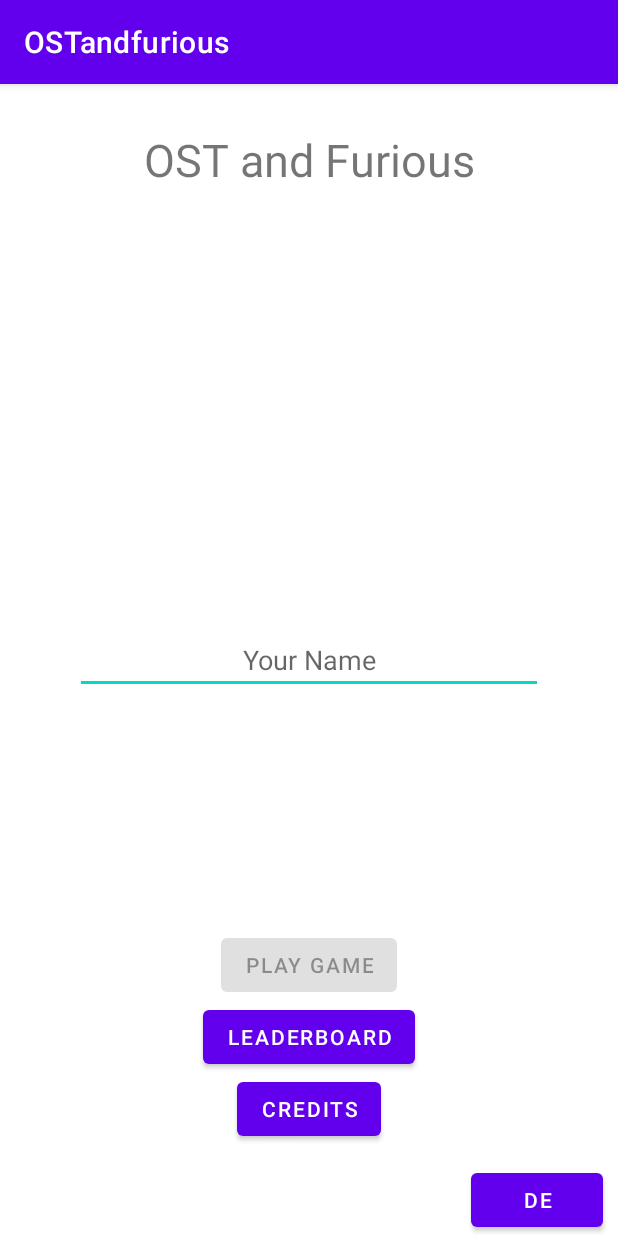
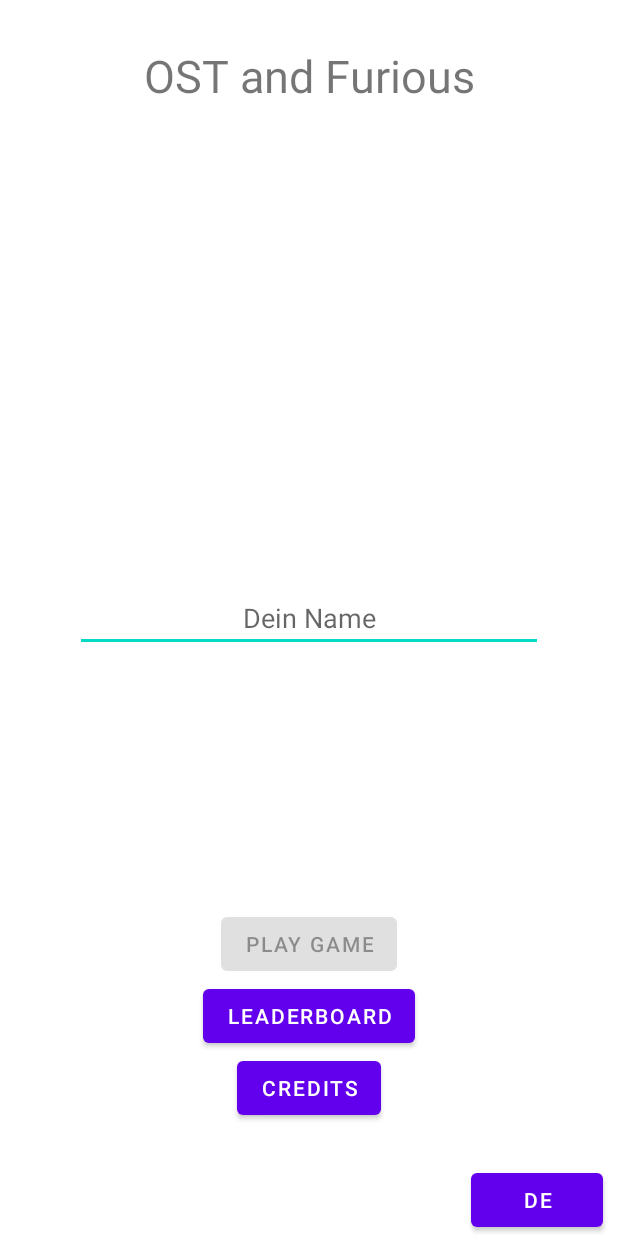
Before and after one commit to Carniv0re/OSTandfurious, an Android app: the screen it shows after launch (MainActivity), after a tap on "EN", on a phone screen of 412 x 824 dp. Run offline under Robolectric (Android 15) with nearby library versions, the phone set to English and light mode, and no system bars; our stand-ins replace Room's generated code.

Commit message:
Added Localization, hid actionbar, cleaned activity backstack
Localization for DE and EN is implemented.

When calling new Intent, FLAG_ACTIVITY_CLEAR_TOP is set so there is no infinite backloop of activities

```diff
--- a/app/src/main/java/ch/ost/rj/mge/ostandfurious/activities/CreditActivity.java
+++ b/app/src/main/java/ch/ost/rj/mge/ostandfurious/activities/CreditActivity.java
@@ -14,6 +14,7 @@ public class CreditActivity extends AppCompatActivity {
     protected void onCreate(Bundle savedInstanceState) {
         super.onCreate(savedInstanceState);
         setContentView(R.layout.activity_credit);
+        getSupportActionBar().hide();
 
         Button backBtn = this.findViewById(R.id.buttonBack);
         backBtn.setOnClickListener(view -> {
@@ -21,6 +22,7 @@ public class CreditActivity extends AppCompatActivity {
                     this,
                     MainActivity.class
             );
+            mainActivityIntent.addFlags(Intent.FLAG_ACTIVITY_CLEAR_TOP);
             startActivity(mainActivityIntent);
         });
     }
--- a/app/src/main/java/ch/ost/rj/mge/ostandfurious/activities/EndScreenActivity.java
+++ b/app/src/main/java/ch/ost/rj/mge/ostandfurious/activities/EndScreenActivity.java
@@ -35,18 +35,21 @@ public class EndScreenActivity extends AppCompatActivity {
         if (extras == null) {
             System.out.println("Extras are null!");
             Intent mainIntent = new Intent(this, MainActivity.class);
+            mainIntent.addFlags(Intent.FLAG_ACTIVITY_CLEAR_TOP);
             startActivity(mainIntent);
         } else {
             playerName = extras.getString("playerName");
             if (playerName == null) {
                 System.out.println("Name is null!");
                 Intent mainIntent = new Intent(this, MainActivity.class);
+                mainIntent.addFlags(Intent.FLAG_ACTIVITY_CLEAR_TOP);
                 startActivity(mainIntent);
             }
             meters = extras.getString("meters");
             if (meters == null) {
                 System.out.println("Meters is null!");
                 Intent mainIntent = new Intent(this, MainActivity.class);
+                mainIntent.addFlags(Intent.FLAG_ACTIVITY_CLEAR_TOP);
                 startActivity(mainIntent);
             }
         }
--- a/app/src/main/java/ch/ost/rj/mge/ostandfurious/activities/LeaderboardActivity.java
+++ b/app/src/main/java/ch/ost/rj/mge/ostandfurious/activities/LeaderboardActivity.java
@@ -25,6 +25,7 @@ public class LeaderboardActivity extends AppCompatActivity {
     protected void onCreate(Bundle savedInstanceState) {
         super.onCreate(savedInstanceState);
         setContentView(R.layout.activity_leaderboard);
+        getSupportActionBar().hide();
 
         Button backBtn = this.findViewById(R.id.buttonBack);
         backBtn.setOnClickListener(view -> {
@@ -32,6 +33,7 @@ public class LeaderboardActivity extends AppCompatActivity {
                     this,
                     MainActivity.class
             );
+            mainActivityIntent.addFlags(Intent.FLAG_ACTIVITY_CLEAR_TOP);
             startActivity(mainActivityIntent);
         });
 
--- a/app/src/main/java/ch/ost/rj/mge/ostandfurious/activities/MainActivity.java
+++ b/app/src/main/java/ch/ost/rj/mge/ostandfurious/activities/MainActivity.java
@@ -1,24 +1,37 @@
 package ch.ost.rj.mge.ostandfurious.activities;
 
+import androidx.appcompat.app.AppCompatActivity;
+
+import android.content.Context;
+import android.content.ContextWrapper;
 import android.content.Intent;
+import android.content.SharedPreferences;
 import android.os.Bundle;
 import android.text.Editable;
 import android.text.TextWatcher;
 import android.widget.Button;
 import android.widget.EditText;
-
-import androidx.appcompat.app.AppCompatActivity;
+import androidx.room.Room;
 
 import ch.ost.rj.mge.ostandfurious.R;
 import ch.ost.rj.mge.ostandfurious.model.PlayerRepository;
+import java.util.Locale;
+
+import ch.ost.rj.mge.ostandfurious.R;
+import ch.ost.rj.mge.ostandfurious.util.ContextUtils;
 
 public class MainActivity extends AppCompatActivity {
+
+    private String locale;
+    private String[] locales = {"en", "de"};
+    private int currentLocaleIndex = 0;
 
     @Override
     protected void onCreate(Bundle savedInstanceState) {
         super.onCreate(savedInstanceState);
         setContentView(R.layout.activity_main);
         PlayerRepository.initialize(this);
+        getSupportActionBar().hide();
 
         /*//This is for testing purposes, to get to the game screen faster. Remove later
         Intent gameActivityIntent = new Intent(
@@ -37,6 +50,7 @@ public class MainActivity extends AppCompatActivity {
                     this,
                     LeaderboardActivity.class
             );
+            leaderboardActivityIntent.addFlags(Intent.FLAG_ACTIVITY_CLEAR_TOP);
             startActivity(leaderboardActivityIntent);
         });
 
@@ -46,6 +60,7 @@ public class MainActivity extends AppCompatActivity {
                     this,
                     CreditActivity.class
             );
+            creditsActivityIntent.addFlags(Intent.FLAG_ACTIVITY_CLEAR_TOP);
             startActivity(creditsActivityIntent);
         });
 
@@ -88,9 +103,35 @@ public class MainActivity extends AppCompatActivity {
         });
 
         Button localeButton = (Button) findViewById(R.id.buttonLanguage);
+        localeButton.setText(locale.toUpperCase());
         localeButton.setOnClickListener(v -> {
-            localeButton.setText("DE");
+            int newIndex = (currentLocaleIndex + 1) % locales.length;
+            String newText = locales[newIndex];
+            SharedPreferences sp = getApplicationContext().getSharedPreferences("UserSettings", 0);
+            SharedPreferences.Editor editor = sp.edit();
 
+            editor.putInt("localeIndex", newIndex);
+            editor.putString("preferredLocale", newText);
+            editor.commit();
+            Intent mainMenuActivity = new Intent(
+                    this,
+                    MainActivity.class
+            );
+            mainMenuActivity.addFlags(Intent.FLAG_ACTIVITY_CLEAR_TOP);
+            startActivity(mainMenuActivity);
         });
     }
+
+    @Override
+    protected void attachBaseContext(Context newBase) {
+        SharedPreferences sp = newBase.getSharedPreferences("UserSettings", 0);
+        String localeSetting = sp.getString("preferredLocale", "en");
+        currentLocaleIndex = sp.getInt("localeIndex", 0);
+        locale = localeSetting;
+        Locale localeToSwitchTo = new Locale(localeSetting);
+        ContextWrapper localeUpdatedContext = ContextUtils.updateLocale(newBase, localeToSwitchTo);
+
+        super.attachBaseContext(localeUpdatedContext);
+    }
+
 }
--- /dev/null
+++ b/app/src/main/java/ch/ost/rj/mge/ostandfurious/util/ContextUtils.java
@@ -0,0 +1,34 @@
+package ch.ost.rj.mge.ostandfurious.util;
+
+import android.content.Context;
+import android.content.ContextWrapper;
+import android.content.res.Configuration;
+import android.content.res.Resources;
+import android.os.Build;
+import android.os.LocaleList;
+
+import java.util.Locale;
+
+public class ContextUtils extends ContextWrapper {
+    public ContextUtils(Context base) {
+        super(base);
+    }
+
+    public static ContextWrapper updateLocale(Context context, Locale localeToSwitchTo) {
+        Resources resources = context.getResources();
+        Configuration configuration = resources.getConfiguration(); // 1
+        if (Build.VERSION.SDK_INT >= Build.VERSION_CODES.N) {
+            LocaleList localeList = new LocaleList(localeToSwitchTo); // 2
+            LocaleList.setDefault(localeList); // 3
+            configuration.setLocales(localeList); // 4
+        } else {
+            configuration.locale = localeToSwitchTo; // 5
+        }
+        if (Build.VERSION.SDK_INT >= Build.VERSION_CODES.N_MR1) {
+            context = context.createConfigurationContext(configuration); // 6
+        } else {
+            resources.updateConfiguration(configuration, resources.getDisplayMetrics()); // 7
+        }
+        return new ContextUtils(context); // 8
+    }
+}
--- a/app/src/main/java/ch/ost/rj/mge/ostandfurious/views/GameView.java
+++ b/app/src/main/java/ch/ost/rj/mge/ostandfurious/views/GameView.java
@@ -106,7 +106,7 @@ public class GameView extends SurfaceView implements Runnable {
             laps++;
         }
         if (laps % 2 == 0 && laps > 0 && speedIncrease) {
-            this.backGroundSpeed += 0.1;
+            this.backGroundSpeed += 0.1 * laps;
             speedIncrease = false;
             System.out.println("Speed: " + this.backGroundSpeed);
         } else if (laps % 2 == 1) {
--- a/app/src/main/res/layout/activity_credit.xml
+++ b/app/src/main/res/layout/activity_credit.xml
@@ -8,7 +8,7 @@
 
     <TextView
         android:id="@+id/textViewLeaderboardTitle"
-        android:text="Created By"
+        android:text="@string/created_by"
         android:layout_width="wrap_content"
         android:layout_height="wrap_content"
         app:layout_constraintTop_toTopOf="parent"
@@ -40,7 +40,7 @@
 
     <Button
         android:id="@+id/buttonBack"
-        android:text="Back"
+        android:text="@string/back"
         android:layout_width="wrap_content"
         android:layout_height="wrap_content"
         app:layout_constraintBottom_toBottomOf="parent"
--- a/app/src/main/res/layout/activity_endscreen.xml
+++ b/app/src/main/res/layout/activity_endscreen.xml
@@ -9,7 +9,7 @@
         android:id="@+id/youDiedTextView"
         android:layout_width="wrap_content"
         android:layout_height="wrap_content"
-        android:text="YOU DIED"
+        android:text="@string/you_died"
         android:textColor="#D80808"
         android:textSize="48sp"
         android:textStyle="bold"
--- a/app/src/main/res/layout/activity_leaderboard.xml
+++ b/app/src/main/res/layout/activity_leaderboard.xml
@@ -8,7 +8,7 @@
 
     <TextView
         android:id="@+id/textViewLeaderboardTitle"
-        android:text="Leaderboard"
+        android:text="@string/leaderboard"
         android:layout_width="wrap_content"
         android:layout_height="wrap_content"
         app:layout_constraintTop_toTopOf="parent"
@@ -28,7 +28,7 @@
 
     <Button
         android:id="@+id/buttonBack"
-        android:text="Back"
+        android:text="@string/back"
         android:layout_width="wrap_content"
         android:layout_height="wrap_content"
         app:layout_constraintBottom_toBottomOf="parent"
--- a/app/src/main/res/layout/activity_main.xml
+++ b/app/src/main/res/layout/activity_main.xml
@@ -27,7 +27,7 @@
         app:layout_constraintBottom_toBottomOf="parent"
         android:layout_marginStart="50dp"
         android:layout_marginEnd="50dp"
-        android:hint="Your Name"
+        android:hint="@string/your_name"
         android:gravity="center"
         android:imeOptions="actionDone" />
 
@@ -43,7 +43,7 @@
 
     <Button
         android:id="@+id/buttonCredits"
-        android:text="Credits"
+        android:text="@string/credits"
         android:layout_width="wrap_content"
         android:layout_height="wrap_content"
         app:layout_constraintLeft_toLeftOf="parent"
@@ -52,7 +52,7 @@
 
     <Button
         android:id="@+id/buttonLeaderboard"
-        android:text="Leaderboard"
+        android:text="@string/leaderboard"
         android:layout_width="wrap_content"
         android:layout_height="wrap_content"
         app:layout_constraintLeft_toLeftOf="parent"
--- a/app/src/main/res/values/strings.xml
+++ b/app/src/main/res/values/strings.xml
@@ -1,4 +1,15 @@
 <resources>
     <string name="app_name">OSTandfurious</string>
+    <string name="your_name">Dein Name</string>
     <string name="play_game">Play game</string>
+    <string name="leaderboard">Leaderboard</string>
+    <string name="credits">Credits</string>
+    <string name="you_died">You Died</string>
+    <string name="name">Name</string>
+    <string name="distance">Distance</string>
+    <string name="play_again">Play again</string>
+    <string name="back_to_main_menu">Back to main menu</string>
+    <string name="back">Back</string>
+    <string name="created_by">Created By</string>
+
 </resources>
```
Also changed, not shown: 1 other file.
